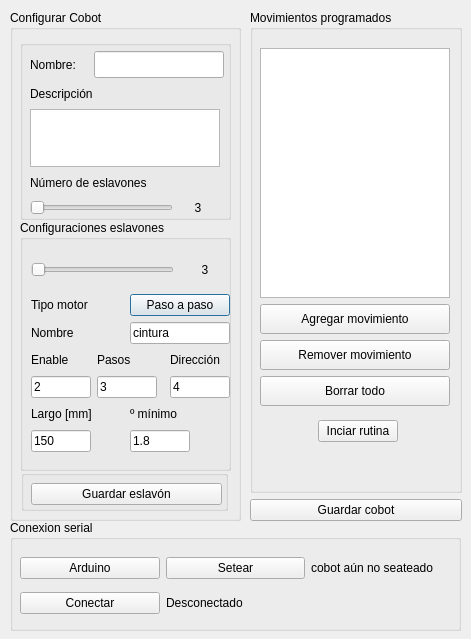
The window that python/ui/default_cobot.ui (tinchofiuba/cobot) describes before a commit, drawn with Qt 5.
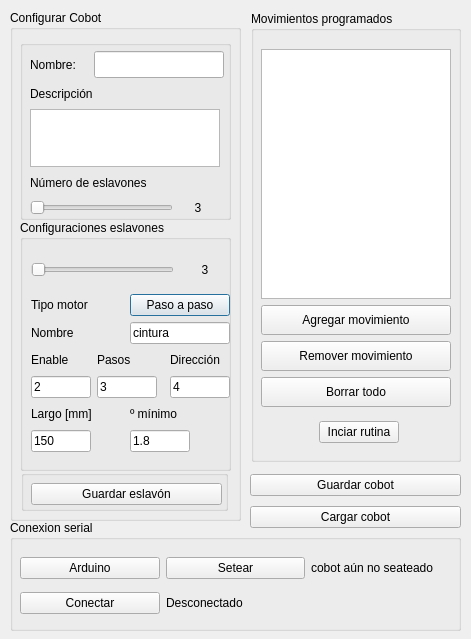
The same window after the commit.

Commit message: ya funciona el guardar cobot y el poblado de widgets a nivel nicial. ahora tengo que terminar el cargado del cobot

Diff of the .ui file:
```diff
--- a/python/ui/default_cobot.ui
+++ b/python/ui/default_cobot.ui
@@ -607,15 +607,23 @@
   <widget class="QWidget" name="">
    <property name="geometry">
     <rect>
-     <x>250</x>
-     <y>10</y>
-     <width>212</width>
-     <height>511</height>
+     <x>0</x>
+     <y>0</y>
+     <width>2</width>
+     <height>2</height>
     </rect>
    </property>
-   <layout class="QGridLayout" name="gridLayout_3">
-    <item row="0" column="0">
+   <layout class="QVBoxLayout" name="verticalLayout_8"/>
+  </widget>
      <widget class="QGroupBox" name="groupBox_movimientos">
+   <property name="geometry">
+    <rect>
+     <x>251</x>
+     <y>11</y>
+     <width>210</width>
+     <height>451</height>
+    </rect>
+   </property>
       <property name="title">
        <string>Movimientos programados</string>
       </property>
@@ -762,14 +770,30 @@
        </layout>
       </widget>
      </widget>
-    </item>
-    <item row="1" column="0">
+  <widget class="QWidget" name="">
+   <property name="geometry">
+    <rect>
+     <x>250</x>
+     <y>470</y>
+     <width>211</width>
+     <height>62</height>
+    </rect>
+   </property>
+   <layout class="QVBoxLayout" name="verticalLayout_7">
+    <item>
      <widget class="QPushButton" name="pb_guardar_cobot">
       <property name="text">
        <string>Guardar cobot</string>
       </property>
      </widget>
     </item>
+    <item>
+     <widget class="QPushButton" name="pb_cargar_cobot">
+      <property name="text">
+       <string>Cargar cobot</string>
+      </property>
+     </widget>
+    </item>
    </layout>
   </widget>
  </widget>
```
Lines whose indentation alone changed are shown as unchanged. The commit also changes 5 other files.
